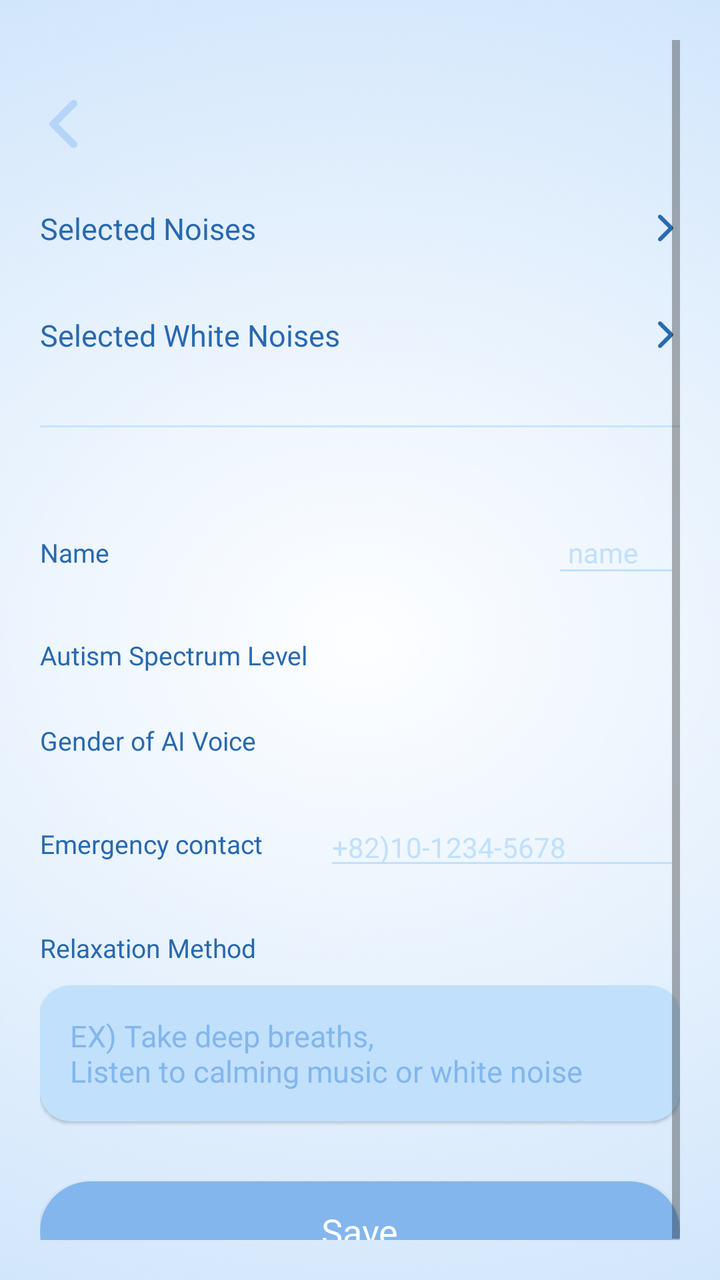
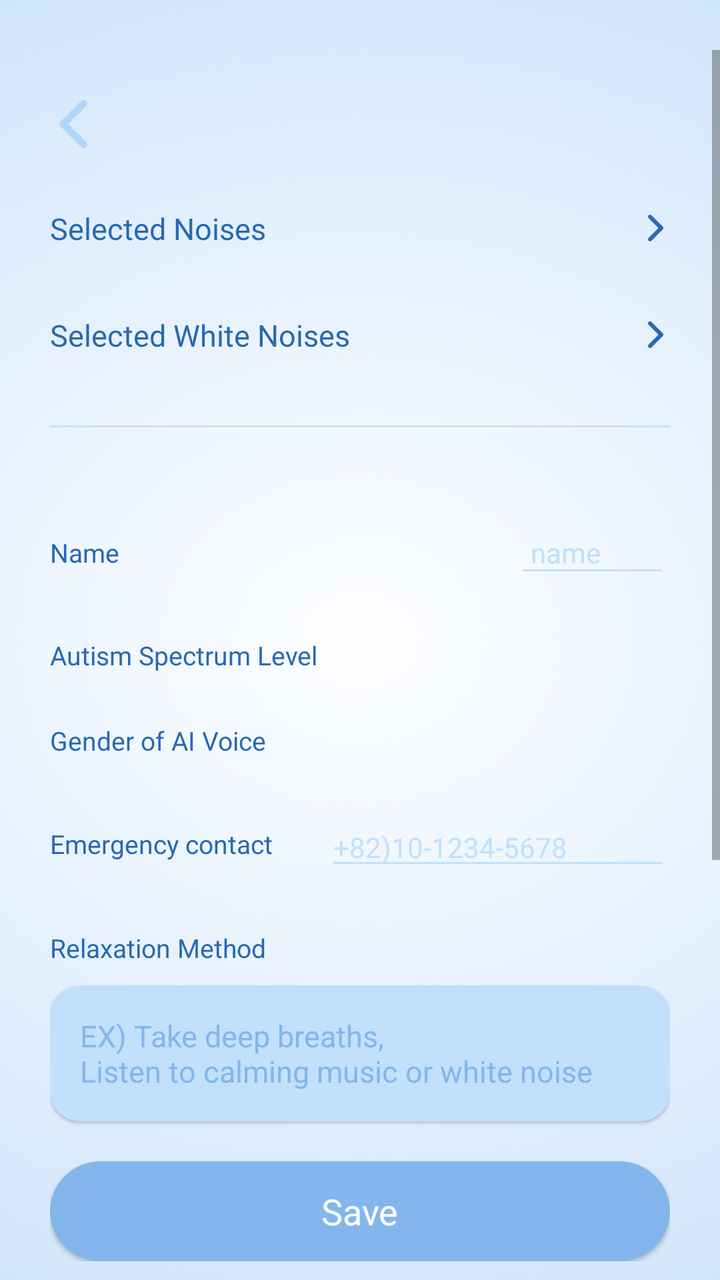

Screens rendered from an Android XML layout before and after an edit, with the pre-edit source and the edit as a unified diff.
<!-- AndroidManifest.xml: application theme Theme.Mutism -->
<!-- res/layout/activity_my_page.xml -->
<?xml version="1.0" encoding="utf-8"?>
<ScrollView xmlns:android="http://schemas.android.com/apk/res/android"
    xmlns:app="http://schemas.android.com/apk/res-auto"
    android:id="@+id/my_page"
    android:layout_width="match_parent"
    android:layout_height="match_parent"
    android:padding="20dp"
    android:background="@drawable/bg_my_page1"
    android:fillViewport="true">

    <LinearLayout
        android:layout_width="match_parent"
        android:layout_height="wrap_content"
        android:paddingTop="30dp"
        android:orientation="vertical">

        
        <ImageView
            android:id="@+id/btn_back"
            android:layout_width="24dp"
            android:layout_height="24dp"
            android:layout_marginBottom="30dp"
            android:src="@drawable/arrow" />

        
        <LinearLayout
            android:id="@+id/selected_noise_container"
            android:layout_width="match_parent"
            android:layout_height="wrap_content"
            android:orientation="horizontal"
            android:gravity="center_vertical"
            android:layout_marginBottom="8dp">

            <TextView
                android:id="@+id/tv_selected_noises"
                android:layout_width="0dp"
                android:layout_height="wrap_content"
                android:layout_weight="1"
                android:text="@string/text_my_page_noise"
                android:textSize="15sp"
                android:textColor="@color/color_primary_dark" />

            <ImageView
                android:id="@+id/btn_select_noise"
                android:layout_width="wrap_content"
                android:layout_height="wrap_content"
                android:src="@drawable/arrow2" />
        </LinearLayout>

        <com.google.android.material.chip.ChipGroup
            android:id="@+id/chipGroup_selected_noises"
            android:layout_width="match_parent"
            android:layout_height="wrap_content"
            android:paddingStart="5dp"
            android:paddingEnd="5dp"
            app:singleLine="false"
            app:chipSpacing="8dp" />

        
        <LinearLayout
            android:id="@+id/white_noise_container"
            android:layout_width="match_parent"
            android:layout_height="wrap_content"
            android:orientation="horizontal"
            android:gravity="center_vertical"
            android:layout_marginTop="25dp"
            android:layout_marginBottom="20dp">

            <TextView
                android:id="@+id/tv_selected_white_noises"
                android:layout_width="0dp"
                android:layout_height="wrap_content"
                android:layout_weight="1"
                android:text="@string/text_my_page_white_noises"
                android:textSize="15sp"
                android:textColor="@color/color_primary_dark" />

            <ImageView
                android:id="@+id/btn_select_white_noise"
                android:layout_width="wrap_content"
                android:layout_height="wrap_content"
                android:src="@drawable/arrow2" />
        </LinearLayout>

        
        <View
            android:layout_width="match_parent"
            android:layout_height="1dp"
            android:background="@color/color_primary_light4"
            android:layout_marginTop="15dp"
            android:layout_marginBottom="20dp" />

        
        <LinearLayout
            android:layout_width="match_parent"
            android:layout_height="wrap_content"
            android:orientation="horizontal"
            android:gravity="center_vertical"
            android:layout_marginTop="25dp">

            <TextView
                android:id="@+id/tv_name"
                android:layout_width="0dp"
                android:layout_height="wrap_content"
                android:layout_weight="4"
                android:text="@string/text_my_page_name"
                android:textSize="13sp"
                android:textColor="@color/color_primary_dark" />

            <EditText
                android:id="@+id/tv_name_value"
                android:layout_width="0dp"
                android:layout_height="wrap_content"
                android:layout_weight="1"
                android:hint="name"
                android:textSize="14sp"
                android:textColor="@color/color_primary"
                android:textColorHint="@color/color_primary_light3"
                android:backgroundTint="@color/color_primary_light3"
                android:padding="8dp" />
        </LinearLayout>





















        
    <LinearLayout
        android:layout_width="match_parent"
        android:layout_height="wrap_content"
        android:orientation="horizontal"
        android:gravity="center_vertical"
        android:layout_marginTop="25dp">
        <TextView
            android:id="@+id/tv_autism_level"
            android:layout_width="0dp"
            android:layout_height="wrap_content"
            android:layout_weight="4"
            android:text="@string/text_my_page_autism"
            android:textSize="13sp"
            android:textColor="@color/color_primary_dark" />

        <Spinner
            android:id="@+id/autism_level_spinner"
            android:layout_width="0dp"
            android:layout_height="wrap_content"
            android:layout_weight="2"
            android:background="@drawable/border_my_page_spinner"
            android:dropDownWidth="match_parent"
            android:dropDownVerticalOffset="35dp"
            android:popupBackground="@color/white"/>
    </LinearLayout>


        
    <LinearLayout
        android:layout_width="match_parent"
        android:layout_height="wrap_content"
        android:orientation="horizontal"
        android:gravity="center_vertical"
        android:layout_marginTop="25dp">
        <TextView
            android:id="@+id/tv_gender"
            android:layout_width="0dp"
            android:layout_height="wrap_content"
            android:layout_weight="4"
            android:text="@string/text_my_page_gender"
            android:textSize="13sp"
            android:textColor="@color/color_primary_dark" />

        <Spinner
            android:id="@+id/gender_spinner"
            android:layout_width="0dp"
            android:layout_height="wrap_content"
            android:layout_weight="2"
            android:background="@drawable/border_my_page_spinner"
            android:dropDownWidth="match_parent"
            android:dropDownVerticalOffset="35dp"
            android:popupBackground="@color/white"/>

    </LinearLayout>


        
    <LinearLayout
        android:layout_width="match_parent"
        android:layout_height="wrap_content"
        android:orientation="horizontal"
        android:gravity="center_vertical"
        android:layout_marginTop="25dp">
        <TextView
            android:id="@+id/tv_emergency_contact"
            android:layout_width="0dp"
            android:layout_height="wrap_content"
            android:layout_weight="4"
            android:text="@string/text_my_page_emergency_contact"
            android:textSize="13sp"
            android:textColor="@color/color_primary_dark" />

        <EditText
            android:id="@+id/tv_emergency_contact_value"
            android:layout_width="0dp"
            android:layout_height="wrap_content"
            android:layout_weight="5"
            android:hint="+82)10-1234-5678"
            android:inputType="phone"
            android:maxLength="13"
            android:digits="0123456789"
            android:textSize="14sp"
            android:textColor="@color/color_primary"
            android:textColorHint="@color/color_primary_light3"
            android:backgroundTint="@color/color_primary_light3" />


    </LinearLayout>

        
        <TextView
            android:id="@+id/tv_opinion"
            android:layout_width="wrap_content"
            android:layout_height="wrap_content"
            android:text="@string/text_my_page_Method"
            android:textSize="13sp"
            android:textColor="@color/color_primary_dark"
            android:layout_marginTop="25dp" />

        <com.google.android.material.card.MaterialCardView
            android:id="@+id/crv_method_container"
            android:layout_width="match_parent"
            android:layout_height="wrap_content"
            android:layout_marginTop="10dp"
            android:backgroundTint="@color/color_primary_light3"
            app:cardCornerRadius="15dp">

            <EditText
                android:id="@+id/edt_relax_method"
                android:layout_width="match_parent"
                android:layout_height="wrap_content"
                android:layout_margin="15dp"
                android:textSize="15sp"
                android:hint="@string/my_page_relax_method_text"
                android:textColorHint="@color/color_primary_light2"
                android:textColor="@color/color_primary_dark"
                android:background="@null" />
        </com.google.android.material.card.MaterialCardView>

        
        <com.google.android.material.card.MaterialCardView
            android:id="@+id/btn_save"
            android:layout_width="match_parent"
            android:layout_height="50dp"
            android:layout_gravity="center"
            android:layout_marginTop="30dp"
            app:cardCornerRadius="25dp"
            android:padding="10dp"
            android:backgroundTint="@color/color_primary_light2">

            <TextView
                android:layout_width="wrap_content"
                android:layout_height="wrap_content"
                android:text="@string/btn_my_page_save"
                android:textColor="@color/white"
                android:textSize="18sp"
                android:layout_gravity="center" />
        </com.google.android.material.card.MaterialCardView>

    </LinearLayout>
</ScrollView>
<!-- resources referenced by this layout -->
<resources>
  <color name="color_primary">#3992EF</color>
  <color name="color_primary_dark">#2869B0</color>
  <color name="color_primary_light2">#83B6ED</color>
  <color name="color_primary_light3">#C1E0FB</color>
  <color name="color_primary_light4">#CAE3FA</color>
  <color name="white">#FFFFFFFF</color>
  <!-- drawable arrow2 (drawable) -->
  <vector xmlns:android="http://schemas.android.com/apk/res/android"
      android:width="16dp"
      android:height="16dp"
      android:viewportWidth="16"
      android:viewportHeight="16">
    <path
        android:pathData="M5.293,1.636C5.105,1.823 5,2.077 5,2.343C5,2.608 5.105,2.862 5.293,3.05L10.243,8L5.293,12.95C5.111,13.138 5.01,13.391 5.012,13.653C5.015,13.915 5.12,14.166 5.305,14.351C5.491,14.537 5.741,14.642 6.004,14.644C6.266,14.646 6.518,14.546 6.707,14.364L12.364,8.707C12.551,8.519 12.657,8.265 12.657,8C12.657,7.734 12.551,7.48 12.364,7.293L6.707,1.636C6.519,1.448 6.265,1.343 6,1.343C5.735,1.343 5.48,1.448 5.293,1.636Z"
        android:fillColor="#2869B0"/>
  </vector>
  <!-- drawable border_my_page_spinner (drawable) -->
  <shape xmlns:android="http://schemas.android.com/apk/res/android"
      android:shape="rectangle">
      <solid android:color="@android:color/transparent" />
      <stroke android:width="1dp" android:color="@color/color_primary_light3"/>
      <corners android:radius="5dp"/>
  </shape>
  <string name="btn_my_page_save">Save</string>
  <string name="my_page_relax_method_text">EX) Take deep breaths,\nListen to calming music or white noise</string>
  <string name="text_my_page_Method">Relaxation Method</string>
  <string name="text_my_page_autism">Autism Spectrum Level</string>
  <string name="text_my_page_emergency_contact">Emergency contact</string>
  <string name="text_my_page_gender">Gender of AI Voice</string>
  <string name="text_my_page_name">Name</string>
  <string name="text_my_page_noise">Selected Noises</string>
  <string name="text_my_page_white_noises">Selected White Noises</string>
  <style name="Theme.Mutism" parent="Base.Theme.Mutism" />
  <style name="Base.Theme.Mutism" parent="Theme.MaterialComponents.DayNight.NoActionBar">
          <item name="colorPrimary">@color/color_noise_bg</item> 
          <item name="chipStyle">@style/CustomChip</item>
      </style>
  <color name="color_noise_bg">#86B9EF</color>
  <style name="CustomChip" parent="@style/Widget.MaterialComponents.Chip.Filter">
          <item name="chipBackgroundColor">@color/chip_bg_color_selector</item>
          <item name="chipStrokeColor">@color/chip_stroke_selector</item>
          <item name="chipStrokeWidth">1dp</item>
  
          <item name="android:textColor">@color/chip_text_color_selector</item>
          <item name="checkedIcon">@drawable/tac_checked</item>
  
          <item name="closeIcon">@drawable/chip_cancel</item>
          <item name="closeIconTint">@color/white</item>
          <item name="closeIconSize">14dp</item>
          <item name="paddingStart">10dp</item>
          <item name="paddingEnd">10dp</item>
      </style>
  <!-- drawable chip_cancel (drawable) -->
  <vector xmlns:android="http://schemas.android.com/apk/res/android"
      android:width="20dp"
      android:height="20dp"
      android:viewportWidth="6"
      android:viewportHeight="6">
    <path
        android:pathData="M0.9407,5.0599L3.0004,3.0002L5.0602,5.0599M5.0602,0.9404L3,3.0002L0.9407,0.9404"
        android:strokeLineJoin="round"
        android:strokeWidth="0.5"
        android:fillColor="#00000000"
        android:strokeColor="#ffffff"
        android:strokeLineCap="round"/>
  </vector>
  <!-- unchanged entries left out for length: 3 -->
</resources>

<!-- the commit's change to res/layout/activity_my_page.xml (unified diff, before → after) -->
@@ -4,14 +4,17 @@
     android:id="@+id/my_page"
     android:layout_width="match_parent"
     android:layout_height="match_parent"
-    android:padding="20dp"
     android:background="@drawable/bg_my_page1"
-    android:fillViewport="true">
-
-    <LinearLayout
-        android:layout_width="match_parent"
-        android:layout_height="wrap_content"
-        android:paddingTop="30dp"
+    android:clipToPadding="false"
+    android:fillViewport="true"
+    android:fitsSystemWindows="true"
+    android:paddingBottom="200dp"
+    android:paddingTop="25dp">
+
+    <LinearLayout
+        android:layout_width="match_parent"
+        android:layout_height="wrap_content"
+        android:padding="25dp"
         android:orientation="vertical">
 
         
@@ -102,7 +105,7 @@
                 android:id="@+id/tv_name"
                 android:layout_width="0dp"
                 android:layout_height="wrap_content"
-                android:layout_weight="4"
+                android:layout_weight="4.5"
                 android:text="@string/text_my_page_name"
                 android:textSize="13sp"
                 android:textColor="@color/color_primary_dark" />
@@ -111,7 +114,7 @@
                 android:id="@+id/tv_name_value"
                 android:layout_width="0dp"
                 android:layout_height="wrap_content"
-                android:layout_weight="1"
+                android:layout_weight="1.5"
                 android:hint="name"
                 android:textSize="14sp"
                 android:textColor="@color/color_primary"
@@ -266,7 +269,7 @@
             android:layout_width="match_parent"
             android:layout_height="50dp"
             android:layout_gravity="center"
-            android:layout_marginTop="30dp"
+            android:layout_marginTop="20dp"
             app:cardCornerRadius="25dp"
             android:padding="10dp"
             android:backgroundTint="@color/color_primary_light2">
